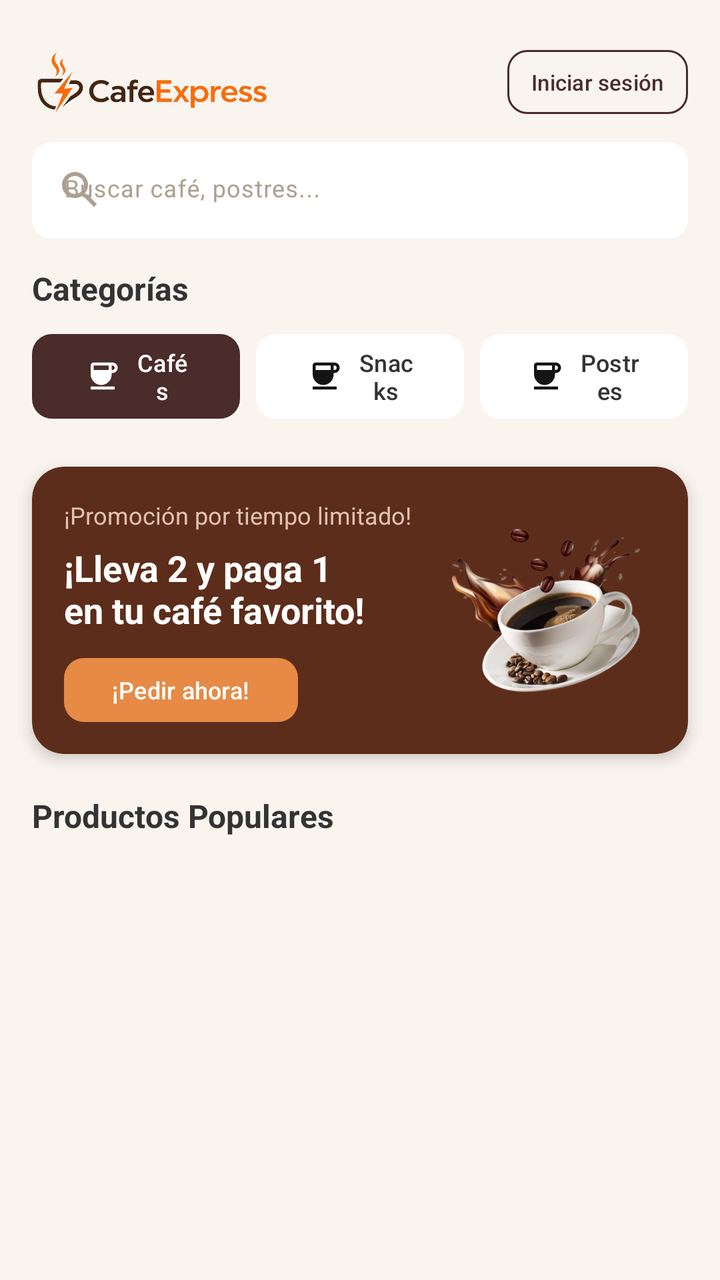
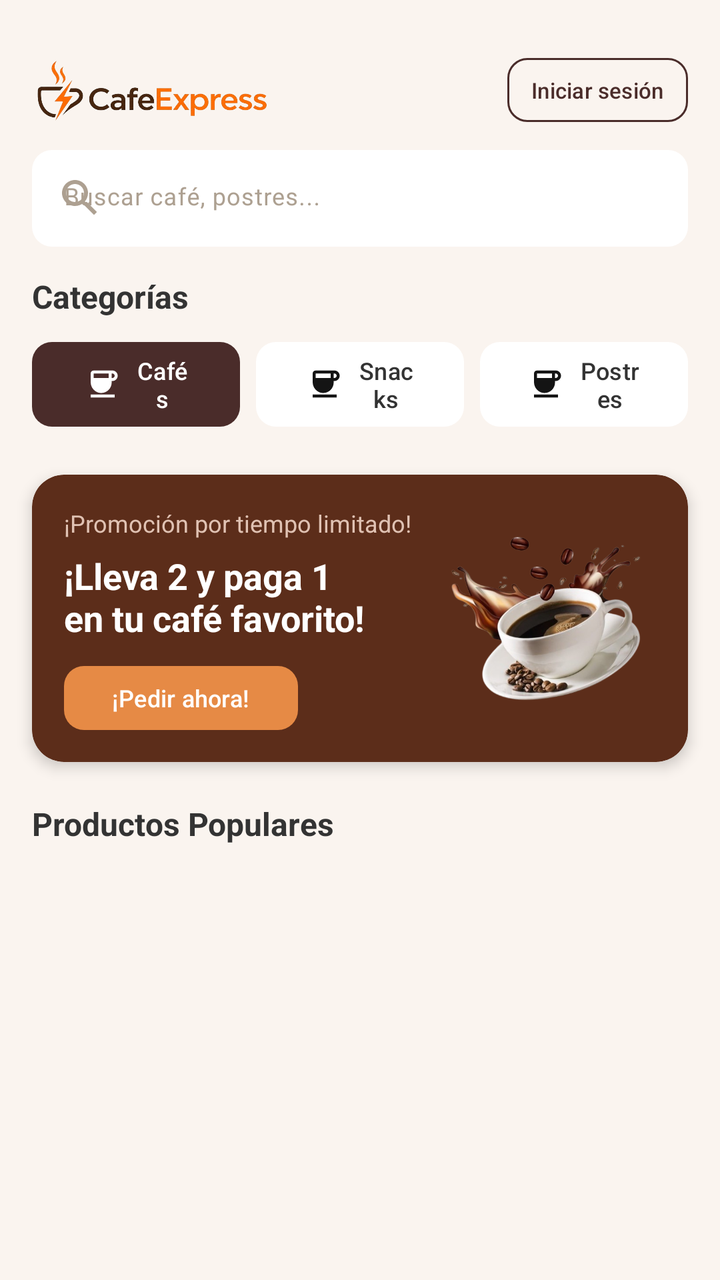

Before-and-after screenshots of an Android layout around one commit, followed by the original layout XML and the change that was made.
<!-- AndroidManifest.xml: application theme Theme.CafeExpress -->
<!-- res/layout/activity_home.xml -->
<?xml version="1.0" encoding="utf-8"?>
<ScrollView xmlns:android="http://schemas.android.com/apk/res/android"
  xmlns:app="http://schemas.android.com/apk/res-auto"
  xmlns:tools="http://schemas.android.com/tools"
  android:id="@+id/main"
  android:layout_width="match_parent"
  android:layout_height="match_parent"
  android:fillViewport="true"
  android:background="#FAF4EF"
  tools:context=".ui.HomeActivity">

  <androidx.constraintlayout.widget.ConstraintLayout
    android:layout_width="match_parent"
    android:layout_height="wrap_content"
    android:paddingTop="16dp"
    android:paddingBottom="24dp">

    <com.google.android.material.appbar.MaterialToolbar
      android:id="@+id/topToolbar"
      android:layout_width="0dp"
      android:layout_height="50dp"
      android:background="@android:color/transparent"
      app:layout_constraintEnd_toEndOf="parent"
      app:layout_constraintStart_toStartOf="parent"
      app:layout_constraintTop_toTopOf="parent"
      app:contentInsetStart="0dp"
      app:contentInsetEnd="0dp">

      <androidx.constraintlayout.widget.ConstraintLayout
        android:layout_width="match_parent"
        android:layout_height="match_parent"
        android:paddingHorizontal="16dp">

        <ImageView
          android:id="@+id/imgLogoNav"
          android:layout_width="120dp"
          android:layout_height="32dp"
          android:contentDescription="Logo de la cafetería"
          android:src="@drawable/logonombre"
          app:layout_constraintBottom_toBottomOf="parent"
          app:layout_constraintStart_toStartOf="parent"
          app:layout_constraintTop_toTopOf="parent" />

        <com.google.android.material.button.MaterialButton
          android:id="@+id/btnIniciarSesion"
          style="?attr/materialButtonOutlinedStyle"
          android:layout_width="wrap_content"
          android:layout_height="32dp"
          android:text="Iniciar sesión"
          android:textColor="#4A2C2A"
          android:textSize="11sp"
          android:insetTop="0dp"
          android:insetBottom="0dp"
          android:paddingHorizontal="12dp"
          app:strokeColor="#4A2C2A"
          app:strokeWidth="1dp"
          app:cornerRadius="10dp"
          app:layout_constraintBottom_toBottomOf="parent"
          app:layout_constraintEnd_toEndOf="parent"
          app:layout_constraintTop_toTopOf="parent" />

      </androidx.constraintlayout.widget.ConstraintLayout>
    </com.google.android.material.appbar.MaterialToolbar>

    <com.google.android.material.textfield.TextInputLayout
      android:id="@+id/tilBuscar"
      style="@style/Widget.Material3.TextInputLayout.FilledBox.Dense"
      android:layout_width="0dp"
      android:layout_height="wrap_content"
      android:layout_marginHorizontal="16dp"
      android:layout_marginTop="5dp"
      android:hint="Buscar café, postres..."
      android:textColorHint="#ADA091"
      app:boxBackgroundColor="#FFFFFF"
      app:boxStrokeWidth="0dp"
      app:boxStrokeWidthFocused="0dp"
      app:boxCornerRadiusBottomEnd="10dp"
      app:boxCornerRadiusBottomStart="10dp"
      app:boxCornerRadiusTopEnd="10dp"
      app:boxCornerRadiusTopStart="10dp"
      app:layout_constraintEnd_toEndOf="parent"
      app:layout_constraintStart_toStartOf="parent"
      app:layout_constraintTop_toBottomOf="@id/topToolbar"
      app:startIconDrawable="@drawable/ic_search"
      app:startIconTint="#ADA091">

      <com.google.android.material.textfield.TextInputEditText
        android:id="@+id/edtBuscar"
        android:layout_width="match_parent"
        android:layout_height="wrap_content"
        android:inputType="text"
        android:maxLines="1"
        android:textSize="12sp"
        android:textColor="#333333" />
    </com.google.android.material.textfield.TextInputLayout>

    <TextView
      android:id="@+id/txtCategoriasTitulo"
      android:layout_width="wrap_content"
      android:layout_height="wrap_content"
      android:layout_marginStart="16dp"
      android:layout_marginTop="14dp"
      android:text="Categorías"
      android:textColor="#333333"
      android:textSize="16sp"
      android:textStyle="bold"
      app:layout_constraintStart_toStartOf="parent"
      app:layout_constraintTop_toBottomOf="@id/tilBuscar" />

    <LinearLayout
      android:id="@+id/layoutCategorias"
      android:layout_width="0dp"
      android:layout_height="wrap_content"
      android:layout_marginHorizontal="16dp"
      android:layout_marginTop="8dp"
      android:orientation="horizontal"
      app:layout_constraintEnd_toEndOf="parent"
      app:layout_constraintStart_toStartOf="parent"
      app:layout_constraintTop_toBottomOf="@id/txtCategoriasTitulo">

      <com.google.android.material.button.MaterialButton
        android:layout_width="0dp"
        android:layout_height="wrap_content"
        android:layout_weight="1"
        android:layout_marginEnd="4dp"
        android:text="Cafés"
        android:textSize="12sp"
        app:icon="@drawable/ic_coffee"
        app:cornerRadius="10dp"
        app:iconGravity="textStart"
        app:iconTint="#FFFFFF"
        app:backgroundTint="#4A2C2A" />

      <com.google.android.material.button.MaterialButton
        android:layout_width="0dp"
        android:layout_height="wrap_content"
        android:layout_weight="1"
        android:layout_marginHorizontal="4dp"
        android:text="Snacks"
        android:textColor="#333333"
        android:textSize="12sp"
        app:icon="@drawable/ic_coffee"
        app:cornerRadius="10dp"
        app:iconGravity="textStart"
        app:iconTint="#141414"
        app:backgroundTint="#FFFFFF" />

      <com.google.android.material.button.MaterialButton
        android:layout_width="0dp"
        android:layout_height="wrap_content"
        android:layout_weight="1"
        android:layout_marginStart="4dp"
        android:text="Postres"
        android:textColor="#333333"
        android:textSize="12sp"
        app:iconTint="#141414"
        app:icon="@drawable/ic_coffee"
        app:cornerRadius="10dp"
        app:iconGravity="textStart"
        app:backgroundTint="#FFFFFF" />
    </LinearLayout>

    <com.google.android.material.card.MaterialCardView
      android:id="@+id/cardBanner"
      android:layout_width="0dp"
      android:layout_height="wrap_content"
      android:layout_marginHorizontal="16dp"
      android:layout_marginTop="20dp"
      app:cardBackgroundColor="#5C2D1A"
      app:cardCornerRadius="16dp"
      app:cardElevation="4dp"
      app:strokeWidth="0dp"
      app:layout_constraintEnd_toEndOf="parent"
      app:layout_constraintStart_toStartOf="parent"
      app:layout_constraintTop_toBottomOf="@id/layoutCategorias">

      <androidx.constraintlayout.widget.ConstraintLayout
        android:layout_width="match_parent"
        android:layout_height="match_parent"
        android:padding="16dp">

        <TextView
          android:id="@+id/txtBannerHorario"
          android:layout_width="0dp"
          android:layout_height="wrap_content"
          android:text="¡Promoción por tiempo limitado!"
          android:textColor="#E0C2B3"
          android:textSize="12sp"
          app:layout_constraintEnd_toStartOf="@id/imgBannerCafe"
          app:layout_constraintStart_toStartOf="parent"
          app:layout_constraintTop_toTopOf="parent" />

        <TextView
          android:id="@+id/txtBannerTitulo"
          android:layout_width="0dp"
          android:layout_height="wrap_content"
          android:layout_marginTop="6dp"
          android:text="¡Lleva 2 y paga 1\nen tu café favorito!"
          android:textColor="#FFFFFF"
          android:textSize="18sp"
          android:textStyle="bold"
          app:layout_constraintEnd_toStartOf="@id/imgBannerCafe"
          app:layout_constraintStart_toStartOf="parent"
          app:layout_constraintTop_toBottomOf="@id/txtBannerHorario" />

        <com.google.android.material.button.MaterialButton
          android:id="@+id/btnBannerOrder"
          android:layout_width="wrap_content"
          android:layout_height="32dp"
          android:layout_marginTop="12dp"
          android:insetTop="0dp"
          android:insetBottom="0dp"
          android:text="¡Pedir ahora!"
          android:textColor="#FFFFFF"
          android:textSize="12sp"
          app:backgroundTint="#E68A45"
          app:cornerRadius="10dp"
          app:layout_constraintBottom_toBottomOf="parent"
          app:layout_constraintStart_toStartOf="parent"
          app:layout_constraintTop_toBottomOf="@id/txtBannerTitulo" />

        <ImageView
          android:id="@+id/imgBannerCafe"
          android:layout_width="110dp"
          android:layout_height="110dp"
          android:contentDescription="Café en oferta"
          android:scaleType="centerCrop"
          android:src="@drawable/cafebanner"
          app:layout_constraintBottom_toBottomOf="parent"
          app:layout_constraintEnd_toEndOf="parent"
          app:layout_constraintTop_toTopOf="parent" />

      </androidx.constraintlayout.widget.ConstraintLayout>
    </com.google.android.material.card.MaterialCardView>

    <TextView
      android:id="@+id/txtPopularesTitulo"
      android:layout_width="wrap_content"
      android:layout_height="wrap_content"
      android:layout_marginStart="16dp"
      android:layout_marginTop="20dp"
      android:text="Productos Populares"
      android:textColor="#333333"
      android:textSize="16sp"
      android:textStyle="bold"
      app:layout_constraintStart_toStartOf="parent"
      app:layout_constraintTop_toBottomOf="@id/cardBanner" />

    <androidx.recyclerview.widget.RecyclerView
      android:id="@+id/recyclerProductos"
      android:layout_width="0dp"
      android:layout_height="wrap_content"
      android:layout_marginHorizontal="12dp"
      android:layout_marginTop="8dp"
      android:nestedScrollingEnabled="false"
      app:layout_constraintEnd_toEndOf="parent"
      app:layout_constraintStart_toStartOf="parent"
      app:layout_constraintTop_toBottomOf="@id/txtPopularesTitulo"
      tools:itemCount="4"
      tools:layoutManager="androidx.recyclerview.widget.LinearLayoutManager"
      tools:orientation="horizontal"
      tools:listitem="@layout/item_producto" />


  </androidx.constraintlayout.widget.ConstraintLayout>

</ScrollView>
<!-- res/layout/item_producto.xml (included above) -->
<?xml version="1.0" encoding="utf-8"?>
<com.google.android.material.card.MaterialCardView
  xmlns:android="http://schemas.android.com/apk/res/android"
  xmlns:app="http://schemas.android.com/apk/res-auto"
  android:layout_width="160dp"
  android:layout_height="wrap_content"
  android:layout_margin="6dp"
  app:cardCornerRadius="12dp"
  app:cardElevation="3dp"
  app:strokeColor="#E0C2B3"
  app:strokeWidth="1dp">

  <LinearLayout
    android:layout_width="match_parent"
    android:layout_height="wrap_content"
    android:orientation="vertical"
    android:background="#FFFFFF"
    android:padding="10dp">

    
    <ImageView
      android:id="@+id/imgProducto"
      android:layout_width="match_parent"
      android:layout_height="110dp"
      android:contentDescription="Imagen del producto"
      android:scaleType="centerCrop"
      android:src="@drawable/cafe1" />

    
    <TextView
      android:id="@+id/txtNombreProducto"
      android:layout_width="match_parent"
      android:layout_height="wrap_content"
      android:layout_marginTop="8dp"
      android:ellipsize="end"
      android:maxLines="1"
      android:text="Café Capuchino"
      android:textColor="#333333"
      android:textSize="14sp"
      android:textStyle="bold" />

    
    <TextView
      android:id="@+id/txtPrecioProducto"
      android:layout_width="match_parent"
      android:layout_height="wrap_content"
      android:layout_marginTop="2dp"
      android:text="$4.50"
      android:textColor="#FB7800"
      android:textSize="13sp"
      android:textStyle="bold" />

    
    <com.google.android.material.button.MaterialButton
      android:id="@+id/btnComprar"
      android:layout_width="match_parent"
      android:layout_height="38dp"
      android:layout_marginTop="8dp"
      android:insetTop="0dp"
      android:insetBottom="0dp"
      android:text="Comprar"
      android:textSize="12sp"
      app:backgroundTint="#4A2C2A"
      app:cornerRadius="8dp" />

  </LinearLayout>

</com.google.android.material.card.MaterialCardView>
<!-- resources referenced by this layout -->
<resources>
  <!-- drawable cafe1: jpeg bitmap (drawable, 108060 bytes) -->
  <!-- drawable cafebanner: png bitmap (drawable, 210762 bytes) -->
  <!-- drawable ic_coffee (drawable) -->
  <vector xmlns:android="http://schemas.android.com/apk/res/android" android:height="24dp" android:tint="#000000" android:viewportHeight="24" android:viewportWidth="24" android:width="24dp">
        
      <path android:fillColor="@android:color/white" android:pathData="M18.5,3H6C4.9,3 4,3.9 4,5v5.71c0,3.83 2.95,7.18 6.78,7.29c3.96,0.12 7.22,-3.06 7.22,-7v-1h0.5c1.93,0 3.5,-1.57 3.5,-3.5S20.43,3 18.5,3zM16,5v3H6V5H16zM18.5,8H18V5h0.5C19.33,5 20,5.67 20,6.5S19.33,8 18.5,8zM4,19h16v2H4V19z"/>
      
  </vector>
  <!-- drawable ic_search (drawable) -->
  <vector xmlns:android="http://schemas.android.com/apk/res/android" android:height="24dp" android:tint="#000000" android:viewportHeight="24" android:viewportWidth="24" android:width="24dp">
        
      <path android:fillColor="@android:color/white" android:pathData="M15.5,14h-0.79l-0.28,-0.27C15.41,12.59 16,11.11 16,9.5 16,5.91 13.09,3 9.5,3S3,5.91 3,9.5 5.91,16 9.5,16c1.61,0 3.09,-0.59 4.23,-1.57l0.27,0.28v0.79l5,4.99L20.49,19l-4.99,-5zM9.5,14C7.01,14 5,11.99 5,9.5S7.01,5 9.5,5 14,7.01 14,9.5 11.99,14 9.5,14z"/>
      
  </vector>
  <!-- drawable logonombre: png bitmap (drawable, 130762 bytes) -->
  <style name="Theme.CafeExpress" parent="Base.Theme.CafeExpress" />
  <style name="Base.Theme.CafeExpress" parent="Theme.Material3.DayNight.NoActionBar">
      
      
    </style>
</resources>

<!-- the commit's change to res/layout/activity_home.xml (unified diff, before → after) -->
@@ -12,7 +12,7 @@
   <androidx.constraintlayout.widget.ConstraintLayout
     android:layout_width="match_parent"
     android:layout_height="wrap_content"
-    android:paddingTop="16dp"
+    android:paddingTop="20dp"
     android:paddingBottom="24dp">
 
     <com.google.android.material.appbar.MaterialToolbar
